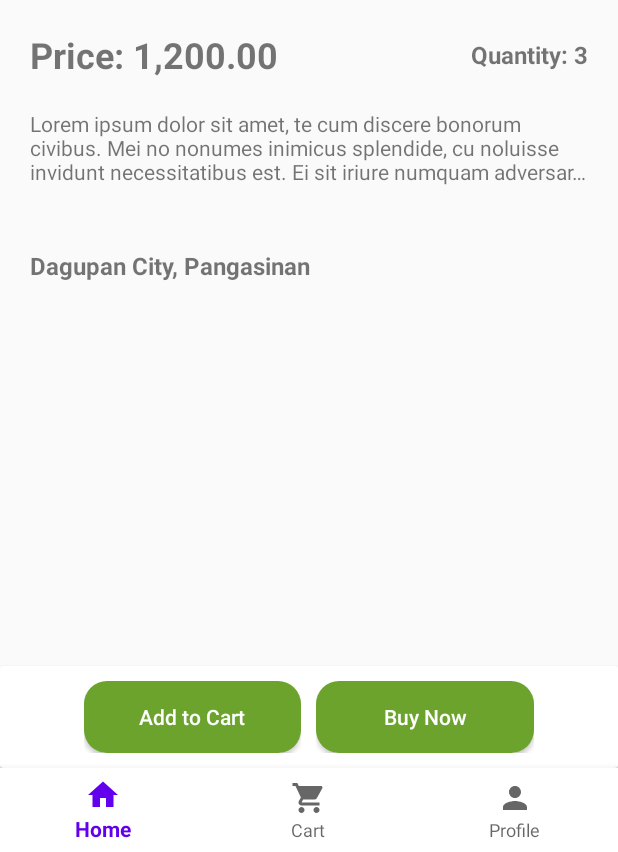
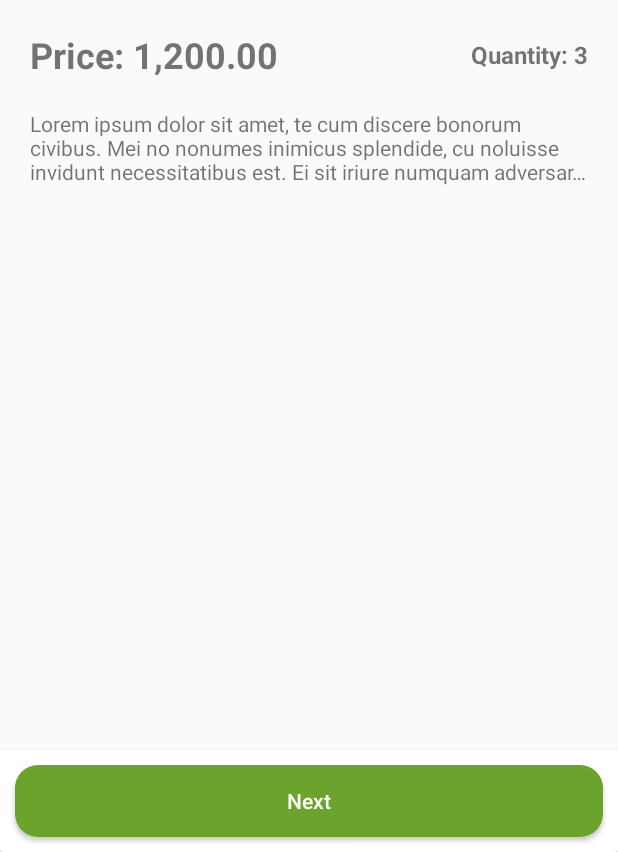
Before and after one commit to Jeofferson/SafeFoodPH, an Android app: the fragment FragmentProduct placed in its activity, after a tap on "Buy Now", on a phone screen of 412 x 824 dp, the part 384-1236 px from its top. Run offline under Robolectric (Android 15) with nearby library versions, the phone set to English and light mode, and no system bars; our stand-ins replace Volley; network calls fail; pictures from the network do not load; 12 statements that could not run were skipped.

Commit message:
added toolbars

```diff
--- a/app/src/main/AndroidManifest.xml
+++ b/app/src/main/AndroidManifest.xml
@@ -13,7 +13,8 @@
         android:supportsRtl="true"
         android:theme="@style/AppTheme"
         android:usesCleartextTraffic="true">
-        <activity android:name=".Activities.MainActivity"></activity>
+        <activity android:name=".Activities.PaymentMethod"></activity>
+        <activity android:name=".Activities.MainActivity" />
         <activity android:name=".Activities.Register" />
         <activity android:name=".Activities.LogIn">
             <intent-filter>
--- /dev/null
+++ b/app/src/main/java/com/example/aimhackathonentry/Activities/PaymentMethod.java
@@ -0,0 +1,88 @@
+package com.example.aimhackathonentry.Activities;
+
+import androidx.annotation.NonNull;
+import androidx.appcompat.app.AppCompatActivity;
+import androidx.appcompat.widget.Toolbar;
+
+import android.app.Activity;
+import android.os.Bundle;
+import android.view.MenuItem;
+import android.widget.ImageView;
+import android.widget.TextView;
+
+import com.bumptech.glide.Glide;
+import com.example.aimhackathonentry.ObjectModels.Product;
+import com.example.aimhackathonentry.R;
+import com.example.aimhackathonentry.SessionVariables.SuperGlobals;
+
+public class PaymentMethod extends AppCompatActivity {
+
+
+    Product product;
+
+    private Toolbar toolbar;
+
+    private ImageView imgDisplayPicture;
+    private TextView lblPrice;
+    private TextView lblQuantity;
+    private TextView lblDescription;
+
+
+    @Override
+    protected void onCreate(Bundle savedInstanceState) {
+        super.onCreate(savedInstanceState);
+        setContentView(R.layout.activity_payment_method);
+
+        product = SuperGlobals.currentProduct;
+
+        setUpToolbar(product.getProductName());
+
+        updateViews();
+
+    }
+
+
+    @Override
+    public boolean onOptionsItemSelected(@NonNull MenuItem item) {
+
+        switch (item.getItemId()) {
+
+            case android.R.id.home:
+                onBackPressed();
+                return true;
+
+        }
+
+        return super.onOptionsItemSelected(item);
+
+    }
+
+
+    private void setUpToolbar(String title) {
+
+        toolbar = findViewById(R.id.toolbar);
+        setSupportActionBar(toolbar);
+
+        getSupportActionBar().setTitle(title);
+        getSupportActionBar().setDisplayHomeAsUpEnabled(true);
+        getSupportActionBar().setDisplayShowHomeEnabled(true);
+
+    }
+
+
+    private void updateViews() {
+
+        imgDisplayPicture = findViewById(R.id.imgDisplayPicture);
+        lblPrice = findViewById(R.id.lblPrice);
+        lblQuantity = findViewById(R.id.lblQuantity);
+        lblDescription = findViewById(R.id.lblDescription);
+
+        Glide.with(PaymentMethod.this).load(product.getProductDisplayPicture()).into(imgDisplayPicture);
+        lblPrice.setText(String.format("₱%,.2f", product.getPrice()));
+        lblQuantity.setText(String.format("Quantity: %d", product.getQuantity()));
+        lblDescription.setText(product.getDescription());
+
+    }
+
+
+}
--- a/app/src/main/java/com/example/aimhackathonentry/BottomNavigationViewItems/FragmentHome.java
+++ b/app/src/main/java/com/example/aimhackathonentry/BottomNavigationViewItems/FragmentHome.java
@@ -118,7 +118,8 @@ public class FragmentHome extends Fragment {
                                         jsonObject.getString("first_name"),
                                         jsonObject.getString("last_name"),
                                         jsonObject.getString("user_display_picture"),
-                                        jsonObject.getString("address"),
+                                        jsonObject.getString("city"),
+                                        jsonObject.getString("province"),
                                         jsonObject.getString("product_name"),
                                         jsonObject.getString("product_display_picture"),
                                         jsonObject.getString("category"),
--- a/app/src/main/java/com/example/aimhackathonentry/Helpers/NavigationManager.java
+++ b/app/src/main/java/com/example/aimhackathonentry/Helpers/NavigationManager.java
@@ -5,6 +5,7 @@ import android.content.Intent;
 
 import com.example.aimhackathonentry.Activities.LogIn;
 import com.example.aimhackathonentry.Activities.MainActivity;
+import com.example.aimhackathonentry.Activities.PaymentMethod;
 import com.example.aimhackathonentry.Activities.Register;
 
 public class NavigationManager {
@@ -34,4 +35,12 @@ public class NavigationManager {
     }
 
 
+    public static void goToPaymentMethod(Context context) {
+
+        Intent intent = new Intent(context, PaymentMethod.class);
+        context.startActivity(intent);
+
+    }
+
+
 }
--- /dev/null
+++ b/app/src/main/res/layout/activity_payment_method.xml
@@ -0,0 +1,86 @@
+<?xml version="1.0" encoding="utf-8"?>
+<RelativeLayout xmlns:android="http://schemas.android.com/apk/res/android"
+    xmlns:app="http://schemas.android.com/apk/res-auto"
+    xmlns:tools="http://schemas.android.com/tools"
+    android:layout_width="match_parent"
+    android:layout_height="match_parent"
+    tools:context=".Activities.PaymentMethod">
+
+    <include
+        android:id="@+id/toolbar"
+        layout="@layout/toolbar"/>
+
+    <LinearLayout
+        android:layout_below="@id/toolbar"
+        android:layout_width="match_parent"
+        android:layout_height="wrap_content"
+        android:orientation="vertical">
+
+        <ImageView
+            android:id="@+id/imgDisplayPicture"
+            android:layout_marginBottom="20dp"
+            android:layout_width="match_parent"
+            android:layout_height="200dp"
+            android:scaleType="centerCrop"
+            android:src="@drawable/ic_launcher_background"/>
+
+        <LinearLayout
+            android:layout_marginStart="20dp"
+            android:layout_marginEnd="20dp"
+            android:layout_marginBottom="20dp"
+            android:layout_width="match_parent"
+            android:layout_height="wrap_content"
+            android:orientation="horizontal">
+
+            <TextView
+                android:id="@+id/lblPrice"
+                android:layout_gravity="center_vertical"
+                android:layout_marginEnd="20dp"
+                android:layout_width="0dp"
+                android:layout_height="wrap_content"
+                android:layout_weight="1"
+                android:textSize="24sp"
+                android:textStyle="bold"
+                android:text="Price: 1,200.00"/>
+
+            <TextView
+                android:id="@+id/lblQuantity"
+                android:layout_gravity="center_vertical"
+                android:layout_width="wrap_content"
+                android:layout_height="wrap_content"
+                android:textSize="16sp"
+                android:textStyle="bold"
+                android:text="Quantity: 3"/>
+
+        </LinearLayout>
+
+        <TextView
+            android:id="@+id/lblDescription"
+            android:layout_marginStart="20dp"
+            android:layout_marginEnd="20dp"
+            android:layout_marginBottom="20dp"
+            android:layout_width="match_parent"
+            android:layout_height="wrap_content"
+            android:maxLines="3"
+            android:ellipsize="end"
+            android:text="@string/dummyText"/>
+
+    </LinearLayout>
+
+    <androidx.cardview.widget.CardView
+        android:layout_alignParentBottom="true"
+        android:layout_width="match_parent"
+        android:layout_height="wrap_content">
+
+        <Button
+             android:layout_margin="10dp"
+            android:layout_width="match_parent"
+            android:layout_height="match_parent"
+            android:background="@drawable/my_button_1"
+            android:textAllCaps="false"
+            android:textColor="@color/white"
+            android:text="Next"/>
+
+    </androidx.cardview.widget.CardView>
+
+</RelativeLayout>
--- a/app/src/main/res/layout/fragment_product.xml
+++ b/app/src/main/res/layout/fragment_product.xml
@@ -65,8 +65,6 @@
                 android:layout_marginBottom="20dp"
                 android:layout_width="match_parent"
                 android:layout_height="wrap_content"
-                android:maxLines="3"
-                android:ellipsize="end"
                 android:text="@string/dummyText"/>
 
             <TextView
@@ -101,8 +99,8 @@
 
         <LinearLayout
             android:layout_gravity="center_horizontal"
-            android:paddingTop="10dp"
-            android:paddingBottom="10dp"
+            android:layout_marginTop="10dp"
+            android:layout_marginBottom="10dp"
             android:layout_width="300dp"
             android:layout_height="wrap_content"
             android:orientation="horizontal">
```
Also changed, not shown: app/src/main/java/com/example/aimhackathonentry/Activities/LogIn.java (+8 -2 lines), app/src/main/java/com/example/aimhackathonentry/Activities/Register.java (+12 -6 lines), app/src/main/java/com/example/aimhackathonentry/Fragments/FragmentProduct.java (+49 -7 lines), app/src/main/java/com/example/aimhackathonentry/ObjectModels/Product.java (+17 -7 lines), app/src/main/java/com/example/aimhackathonentry/ObjectModels/User.java (+17 -7 lines), app/src/main/java/com/example/aimhackathonentry/RecyclerViewAdapter/ProductAdapter.java (+6 -2 lines), app/src/main/res/layout/activity_register.xml (+8 -2 lines), app/src/main/res/layout/row_product.xml (+13 -0 lines).
